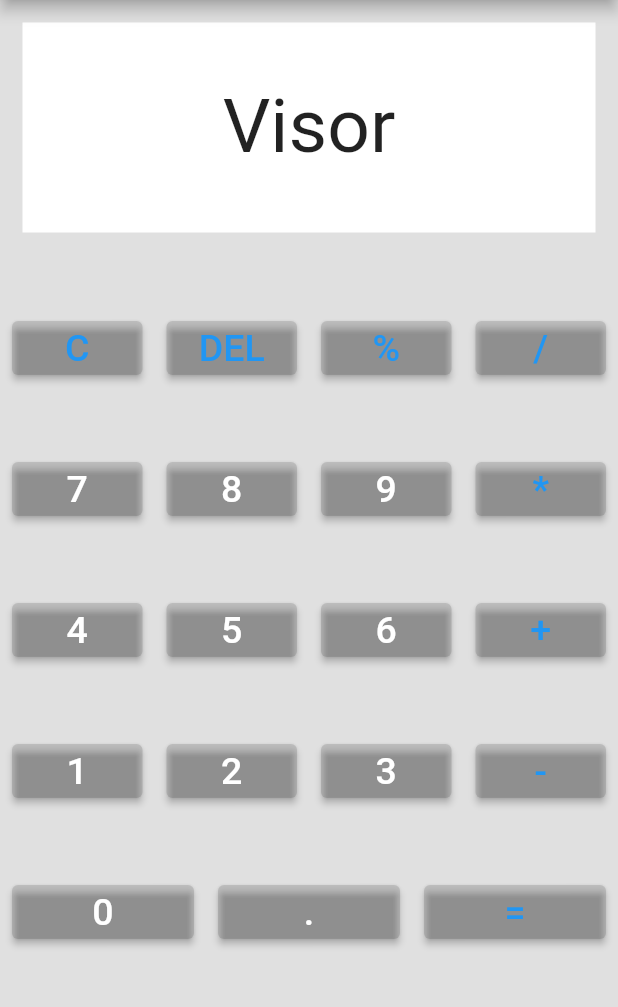
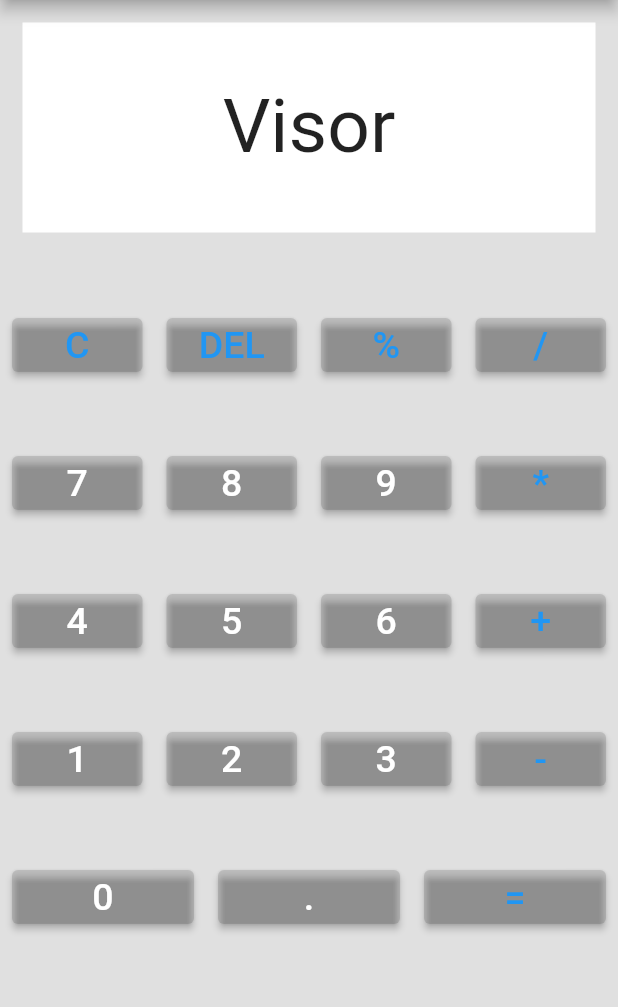
Before and after one commit to LinconjBrito/calculadora, a Flutter app: the screen it shows after launch, on a phone screen of 412 x 824 dp, the part 84-1091 px from its top. Run offline on Flutter 3.47's test engine with Material 2 defaults, Android fonts, the phone set to English and light mode, and no system bars.

```diff
--- a/lib/widgets/button.dart
+++ b/lib/widgets/button.dart
@@ -10,7 +10,7 @@ class Button extends StatelessWidget {
   Widget build(BuildContext context) {
     return Expanded(child:
     Container(
-      margin: EdgeInsets.only(top: 30),
+      margin: EdgeInsets.only(top: 28),
 
         child: Padding(
           padding: const EdgeInsets.all(8.0),
```
